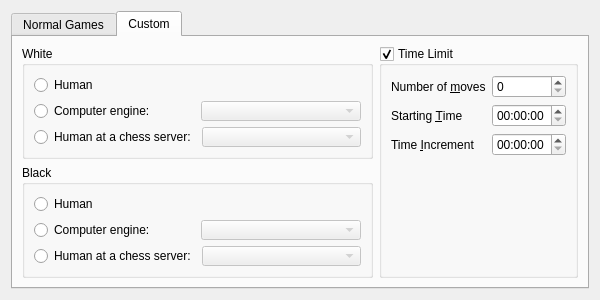
Above: src/gamedialog.ui from KDE/knights before the change. Below: the same form after it.
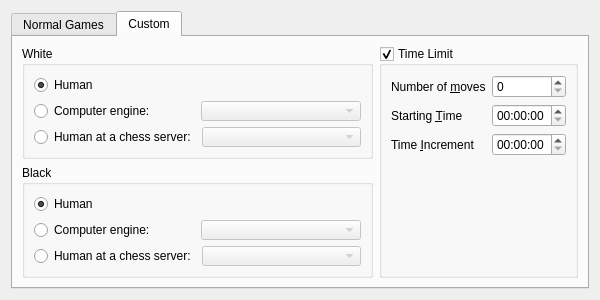
That is the form after the change. The open tabs and pages were chosen to show the change. Custom widgets are drawn as their Qt base class.

Commit message: Don't allow two remote player to be selected.

What changed in the file:
```diff
--- a/src/gamedialog.ui
+++ b/src/gamedialog.ui
@@ -187,6 +187,9 @@
             <property name="text">
              <string>Human</string>
             </property>
+            <property name="checked">
+             <bool>true</bool>
+            </property>
            </widget>
           </item>
           <item>
@@ -258,6 +261,9 @@
             <property name="text">
              <string>Human</string>
             </property>
+            <property name="checked">
+             <bool>true</bool>
+            </property>
            </widget>
           </item>
           <item>
```
Left out of the diff: 117 changed lines with no effect on the pictures.
